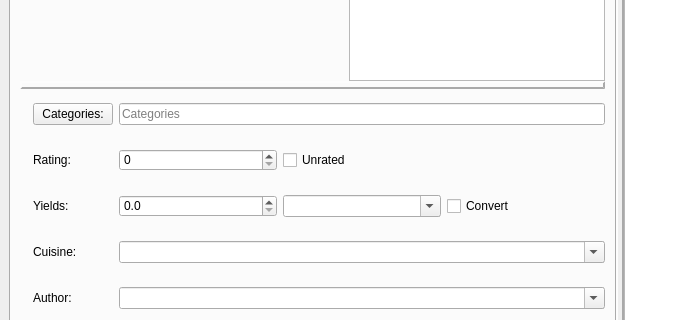
Before: the Qt Designer form src/qisit/qt/recipewindow/ui/recipe.ui in mnowiasz/qisit, drawn with Qt 5; both pictures show x 0 to 685 and y 372 to 692 of the 1062 by 973 pixel window.
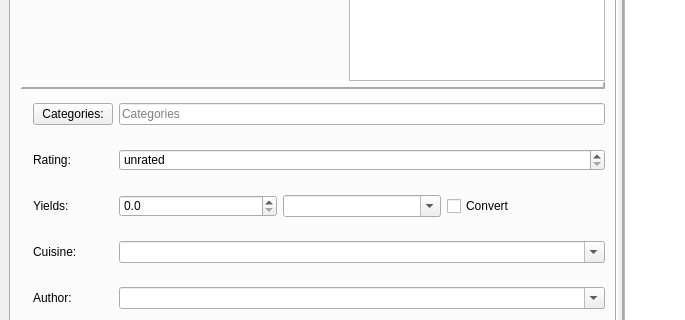
After: the same form once the commit is applied. Icons and pictures are not drawn. Custom widgets are drawn as their Qt base class.

Commit message:
qisit-8 Simplify rating widget
Done

```diff
--- a/src/qisit/qt/recipewindow/ui/recipe.ui
+++ b/src/qisit/qt/recipewindow/ui/recipe.ui
@@ -437,25 +437,6 @@
                </property>
               </widget>
              </item>
-             <item row="1" column="2">
-              <widget class="QSpinBox" name="ratingSpinBox">
-               <property name="enabled">
-                <bool>true</bool>
-               </property>
-               <property name="sizePolicy">
-                <sizepolicy hsizetype="Minimum" vsizetype="Fixed">
-                 <horstretch>0</horstretch>
-                 <verstretch>0</verstretch>
-                </sizepolicy>
-               </property>
-               <property name="readOnly">
-                <bool>false</bool>
-               </property>
-               <property name="maximum">
-                <number>10</number>
-               </property>
-              </widget>
-             </item>
              <item row="5" column="2" colspan="3">
               <widget class="QLineEdit" name="preparationTimeLineEdit">
                <property name="enabled">
@@ -629,16 +610,6 @@
                </property>
               </widget>
              </item>
-             <item row="1" column="3" colspan="2">
-              <widget class="QCheckBox" name="unratedCheckBox">
-               <property name="enabled">
-                <bool>true</bool>
-               </property>
-               <property name="text">
-                <string>Unrated</string>
-               </property>
-              </widget>
-             </item>
              <item row="9" column="0" colspan="2">
               <widget class="QPushButton" name="urlButton">
                <property name="focusPolicy">
@@ -692,6 +663,37 @@
                </property>
               </widget>
              </item>
+             <item row="1" column="2" colspan="3">
+              <widget class="QSpinBox" name="ratingSpinBox">
+               <property name="enabled">
+                <bool>true</bool>
+               </property>
+               <property name="sizePolicy">
+                <sizepolicy hsizetype="Minimum" vsizetype="Fixed">
+                 <horstretch>0</horstretch>
+                 <verstretch>0</verstretch>
+                </sizepolicy>
+               </property>
+               <property name="readOnly">
+                <bool>false</bool>
+               </property>
+               <property name="specialValueText">
+                <string>unrated</string>
+               </property>
+               <property name="suffix">
+                <string notr="true">/10</string>
+               </property>
+               <property name="minimum">
+                <number>-1</number>
+               </property>
+               <property name="maximum">
+                <number>10</number>
+               </property>
+               <property name="value">
+                <number>-1</number>
+               </property>
+              </widget>
+             </item>
             </layout>
            </widget>
           </widget>
```
Left out of the diff: 1 changed line with no effect on the pictures. The commit also changes 2 other files.
